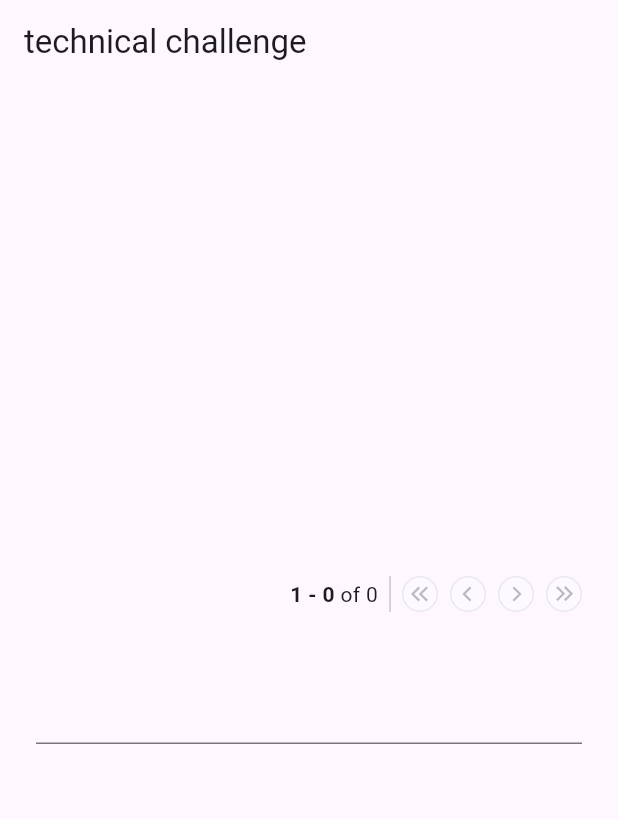
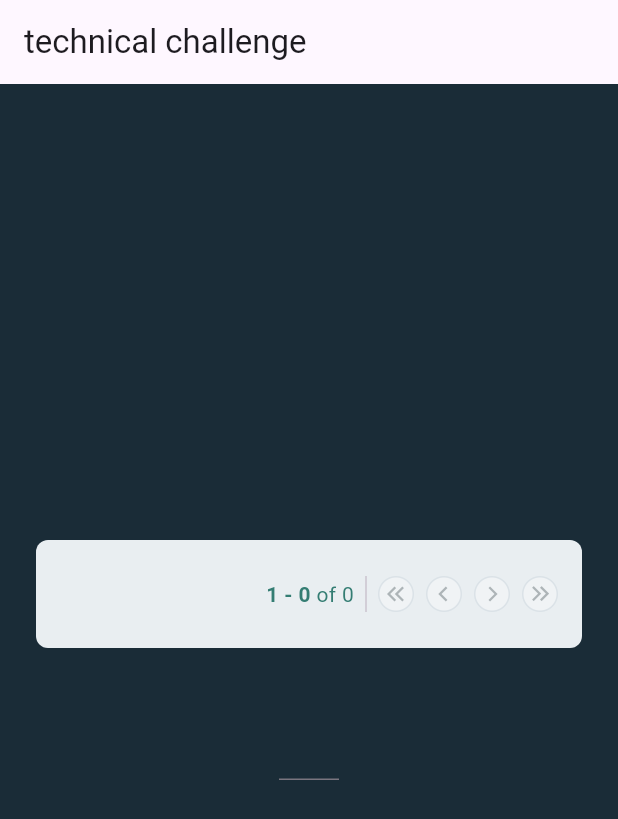
Before and after one commit to mark33699/guidoor_challenge, a Flutter app: the screen it shows after launch, on a phone screen of 412 x 824 dp. Shown: the top 819 px of the screen. Run offline on Flutter 3.47's test engine with Material 2 defaults, Android fonts, the light colour scheme and no system bars.

Commit message:
Update PaginationToolbar color & UI

```diff
--- a/lib/guidoor_page.dart
+++ b/lib/guidoor_page.dart
@@ -1,5 +1,6 @@
 import 'package:flutter/material.dart';
-import 'package:guidoor_challenge/pagination_toolbar.dart';
+import 'pagination_toolbar.dart';
+import 'theme.dart';
 
 class GuidoorPage extends StatefulWidget {
   const GuidoorPage({Key? key}) : super(key: key);
@@ -16,6 +17,7 @@ class _GuidoorPageState extends State<GuidoorPage> {
   Widget build(BuildContext context) {
     return Scaffold(
       appBar: AppBar(title: const Text('technical challenge')),
+      backgroundColor: GuidoorColors.background,
       body: Padding(
         padding: const EdgeInsets.symmetric(horizontal: 24),
         child: Center(
@@ -23,14 +25,17 @@ class _GuidoorPageState extends State<GuidoorPage> {
             mainAxisSize: MainAxisSize.min,
             children: [
               PaginationToolbar(totalCount: _recordTotalCount),
-              const SizedBox(height: 40),
-              TextField(
-                keyboardType: TextInputType.number,
-                onSubmitted: (recordTotalCount) {
-                  setState(() {
-                    _recordTotalCount = int.tryParse(recordTotalCount) ?? 0;
-                  });
-                },
+              SizedBox(height: 40),
+              SizedBox(
+                width: 40,
+                child: TextField(
+                  style: TextStyle(color: Colors.white),
+                  onSubmitted: (recordTotalCount) {
+                    setState(() {
+                      _recordTotalCount = int.tryParse(recordTotalCount) ?? 0;
+                    });
+                  },
+                ),
               )
             ],
           ),
--- a/lib/pagination_toolbar.dart
+++ b/lib/pagination_toolbar.dart
@@ -1,4 +1,5 @@
 import 'package:flutter/material.dart';
+import 'theme.dart';
 
 const _pageControllerSpacing = 8.0;
 const _pageSize = 20, _firstPage = 1, _pageNumbersCount = 4;
@@ -40,14 +41,22 @@ class _PaginationToolbarState extends State<PaginationToolbar> {
           : _totalCount ~/ _pageSize + 1;
     }
 
-    return SizedBox(
-      height: 24,
+    return Container(
+      padding: const EdgeInsets.only(right: _pageControllerSpacing * 2),
+      decoration: const BoxDecoration(
+        color: GuidoorColors.toolbar,
+        borderRadius: BorderRadius.all(Radius.circular(8)),
+      ),
+      height: 72,
       child: Row(
         mainAxisSize: MainAxisSize.max,
         mainAxisAlignment: MainAxisAlignment.end,
         children: [
           _buildCount(),
-          VerticalDivider(),
+          const SizedBox(
+              height: 24,
+              child: VerticalDivider()
+          ),
           _buildPageControllers()
         ],
       ),
@@ -58,9 +67,14 @@ class _PaginationToolbarState extends State<PaginationToolbar> {
     return Row(
       children: [
         Text('$_start - $_end',
-          style: TextStyle(fontWeight: FontWeight.bold),
+          style: const TextStyle(
+              color: GuidoorColors.text,
+              fontWeight: FontWeight.bold
+          ),
         ),
-        Text(' of $_totalCount'),
+        Text(' of $_totalCount',
+            style: const TextStyle(color: GuidoorColors.text)
+        ),
       ],
     );
   }
@@ -111,7 +125,7 @@ class _PaginationToolbarState extends State<PaginationToolbar> {
         if (index == _pageNumbersCount - 1) {
           return _buildPageNumber(_lastPage);
         } else if (index == _pageNumbersCount - 2) {
-          return Text('...');
+          return const Text('...');
         }
         return _buildPageNumber(_currentPage+index);
       });
--- /dev/null
+++ b/lib/theme.dart
@@ -0,0 +1,9 @@
+import 'package:flutter/material.dart';
+
+class GuidoorColors {
+  static const Color title = Color(0xFF222D33);
+  static const Color subtitle = Color(0xFF748A97);
+  static const Color text = Color(0xFF347D73);
+  static const Color toolbar = Color(0xFFE9EEF1);
+  static const Color background = Color(0xFF1A2C37);
+}
```
